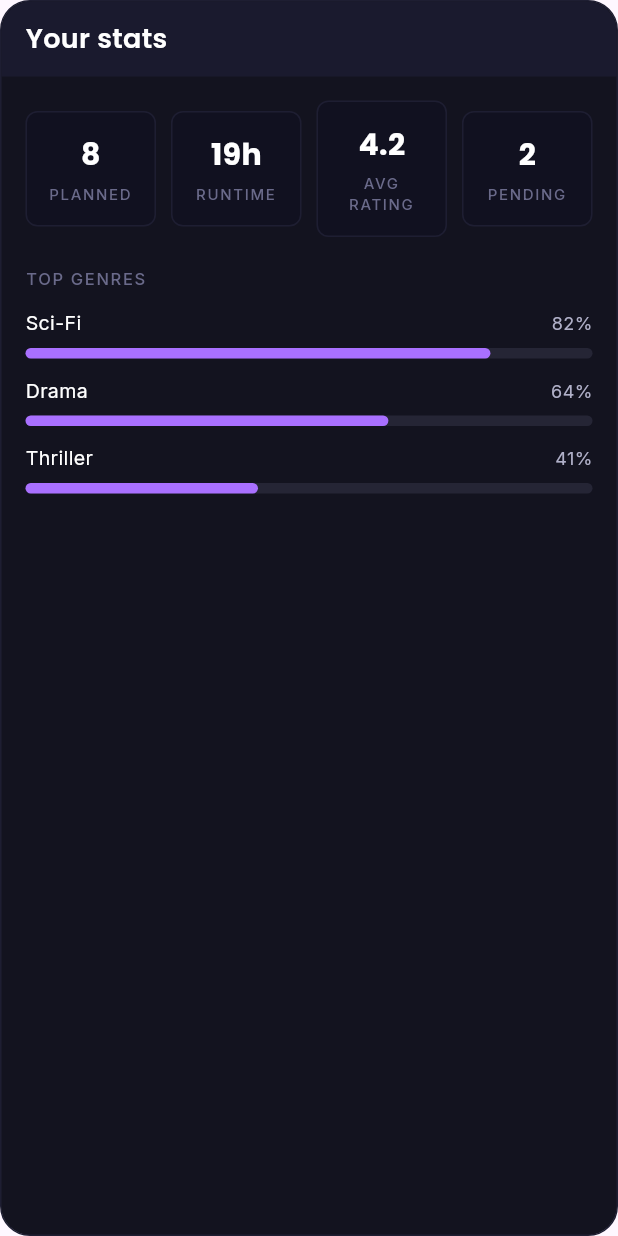
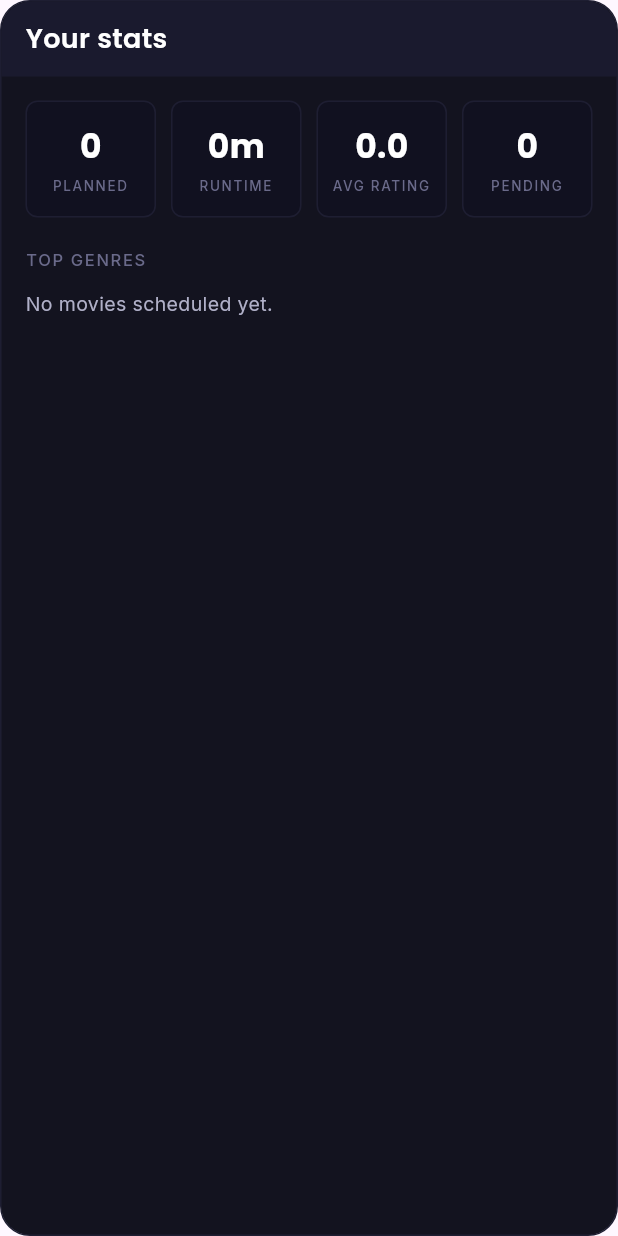
Before and after one commit to ladajules/MovieIt, a Flutter app: the StatsCard widget shown alone on an empty page, opened directly, on a phone screen of 412 x 824 dp. Run offline on Flutter 3.47's test engine with Material 3 defaults, Android fonts, the phone set to English and light mode, and no system bars; our stand-ins replace go_router, google_fonts, hive, hive_flutter, logger, lottie and 1 more; accounts and stored records are empty; network calls fail.

Commit message:
feat: stats and platforms now get actual data

```diff
--- a/lib/utils/stats_engine.dart
+++ b/lib/utils/stats_engine.dart
@@ -46,4 +46,49 @@ class StatsEngine {
     final monday = date.subtract(Duration(days: daysToSubtract));
     return DateTime(monday.year, monday.month, monday.day);
   }
+
+  int getTotalNightsPlanned() => _eventsBox.length;
+
+  int getTotalRuntimeMinutes() {
+    return _eventsBox.values.fold(0, (sum, event) => sum + event.runtime);
+  }
+
+  double getAverageRating() {
+    final ratedEvents = _eventsBox.values.where((e) => e.isReviewed && e.rating != null);
+    if (ratedEvents.isEmpty) return 0.0;
+    final sum = ratedEvents.fold(0.0, (s, e) => s + e.rating!);
+    return sum / ratedEvents.length;
+  }
+
+  int getPendingReviewCount() {
+    return _eventsBox.values.where((e) => e.isWatched && !e.isReviewed).length;
+  }
+
+  List<MapEntry<String, double>> getTopGenresWithPercentages([int limit = 3]) {
+    final counts = <String, int>{};
+    int total = 0;
+    for (final e in _eventsBox.values) {
+      for (final g in e.genres) {
+        counts[g] = (counts[g] ?? 0) + 1;
+        total++;
+      }
+    }
+    if (total == 0) return [];
+
+    final sorted = counts.entries.toList()..sort((a, b) => b.value.compareTo(a.value));
+    return sorted.take(limit).map((e) => MapEntry(e.key, (e.value / total) * 100)).toList();
+  }
+
+  List<MapEntry<String, double>> getTopPlatformsWithPercentages([int limit = 3]) {
+    final counts = <String, int>{};
+    int total = 0;
+    for (final e in _eventsBox.values) {
+      counts[e.platform] = (counts[e.platform] ?? 0) + 1;
+      total++;
+    }
+    if (total == 0) return [];
+
+    final sorted = counts.entries.toList()..sort((a, b) => b.value.compareTo(a.value));
+    return sorted.take(limit).map((e) => MapEntry(e.key, (e.value / total) * 100)).toList();
+  }
 }
--- a/lib/widgets/platforms_card.dart
+++ b/lib/widgets/platforms_card.dart
@@ -1,78 +1,74 @@
 import 'package:flutter/material.dart';
+import 'package:hive_flutter/hive_flutter.dart';
+
 import 'surface_card.dart';
 import '../theme/app_colors.dart';
 import '../theme/app_styles.dart';
-
-
-class PlannerMockData {
-  static const int nightsPlanned = 8;
-  static const String totalRuntime = '19h';
-  static const String avgRating = '4.2';
-  static const int pending = 2;
-  static const int streakWeeks = 5;
-  static const int personalBest = 8;
-  static const int monthlyGoalCurrent = 2;
-  static const int monthlyGoalTarget = 4;
-
-  static const List<Map<String, String>> genres = [
-    {'name': 'Sci-Fi', 'pct': '82'},
-    {'name': 'Drama', 'pct': '64'},
-    {'name': 'Thriller', 'pct': '41'},
-  ];
-
-  static const List<Map<String, String>> platforms = [
-    {'name': 'Netflix', 'pct': '58'},
-    {'name': 'Prime', 'pct': '27'},
-    {'name': 'Local', 'pct': '15'},
-  ];
-
-  static const List<Map<String, String>> recentActivity = [
-    {'title': 'The Batman', 'date': 'Yesterday', 'rating': '4.0'},
-    {'title': 'Poor Things', 'date': 'May 4', 'rating': '4.5'},
-    {'title': 'Oppenheimer', 'date': 'May 1', 'rating': '5.0'},
-    {'title': 'Arrival', 'date': 'Apr 28', 'rating': '4.2'},
-  ];
-
-  static final Map<DateTime, List<Map<String, String>>> scheduledMovies = {
-    DateTime.now().add(const Duration(days: 2)): [
-      {'title': 'Dune: Part Two', 'platform': 'Netflix', 'time': '8:00 PM'},
-    ],
-    DateTime.now().add(const Duration(days: 5)): [
-      {'title': 'The Batman', 'platform': 'Local File', 'time': '7:30 PM'},
-    ],
-  };
-
-  static const List<Map<String, dynamic>> watchlist = [
-    {'title': 'Blade Runner 2049', 'year': '2017', 'color1': Color(0xFF6B21A8), 'color2': Color(0xFF1E3A5F)},
-    {'title': 'Arrival', 'year': '2016', 'color1': Color(0xFF0F4C6B), 'color2': Color(0xFF1A5C4A)},
-    {'title': 'Oppenheimer', 'year': '2023', 'color1': Color(0xFF7C3A00), 'color2': Color(0xFF4A1A00)},
-    {'title': 'Everything Everywh...', 'year': '2022', 'color1': Color(0xFF8B1A5C), 'color2': Color(0xFF3D0A2E)},
-    {'title': 'The Batman', 'year': '2022', 'color1': Color(0xFF1A1A8B), 'color2': Color(0xFF0A0A4A)},
-    {'title': 'Poor Things', 'year': '2023', 'color1': Color(0xFF0A5C3A), 'color2': Color(0xFF063D27)},
-  ];
-}
+import '../models/scheduled_event.dart';
+import '../services/local_db_service.dart';
+import '../utils/stats_engine.dart';
 
 class PlatformsCard extends StatelessWidget {
   const PlatformsCard({super.key});
 
   @override
   Widget build(BuildContext context) {
-    return SurfaceCard(
-      headerLeft: Text('Platforms', style: AppStyles.heading(size: 14)),
-      body: Column(
-        children: PlannerMockData.platforms.map((p) => Padding(
-          padding: const EdgeInsets.only(bottom: 14),
-          child: _GenreStackedBar(label: p['name']!, pct: double.parse(p['pct']!)),
-        )).toList(),
+    return ValueListenableBuilder<Box<ScheduledEvent>>(
+      valueListenable: LocalDbService().listenToEvents(),
+      builder: (context, box, _) {
+        final engine = StatsEngine(box);
+        final topPlatforms = engine.getTopPlatformsWithPercentages();
+
+        return SurfaceCard(
+          headerLeft: Text('Platforms', style: AppStyles.heading(size: 14)),
+          body: topPlatforms.isEmpty
+              ? Padding(
+                  padding: const EdgeInsets.symmetric(vertical: 12),
+                  child: Text('No platforms yet.', style: AppStyles.body()),
+                )
+              : topPlatforms.length == 1 && topPlatforms.first.value == 100.0
+                  ? _SingleItemHero(label: topPlatforms.first.key)
+                  : Column(
+                      children: topPlatforms.map((p) => Padding(
+                        padding: const EdgeInsets.only(bottom: 14),
+                        child: _PercentageBar(label: p.key, pct: p.value),
+                      )).toList(),
+                    ),
+        );
+      },
+    );
+  }
+}
+
+class _SingleItemHero extends StatelessWidget {
+  final String label;
+  const _SingleItemHero({required this.label});
+
+  @override
+  Widget build(BuildContext context) {
+    return Container(
+      width: double.infinity,
+      padding: const EdgeInsets.symmetric(vertical: 24),
+      decoration: BoxDecoration(
+        color: AppColors.plannerSurface,
+        borderRadius: BorderRadius.circular(12),
+        border: Border.all(color: AppColors.cardBorder),
+      ),
+      child: Column(
+        children: [
+          Text('100%', style: AppStyles.value(size: 42, color: AppColors.softPeriwinkle)),
+          const SizedBox(height: 4),
+          Text(label.toUpperCase(), style: AppStyles.heading(size: 14, color: AppColors.textSecondary)),
+        ],
       ),
     );
   }
 }
 
-class _GenreStackedBar extends StatelessWidget {
+class _PercentageBar extends StatelessWidget {
   final String label;
   final double pct;
-  const _GenreStackedBar({required this.label, required this.pct});
+  const _PercentageBar({required this.label, required this.pct});
 
   @override
   Widget build(BuildContext context) {
@@ -89,7 +85,11 @@ class _GenreStackedBar extends StatelessWidget {
         const SizedBox(height: 6),
         LayoutBuilder(builder: (ctx, c) => Stack(children: [
           Container(height: 7, decoration: BoxDecoration(color: AppColors.dividerSubtle, borderRadius: BorderRadius.circular(4))),
-          Container(height: 7, width: c.maxWidth * (pct / 100), decoration: BoxDecoration(color: AppColors.softPeriwinkle, borderRadius: BorderRadius.circular(4))),
+          Container(
+            height: 7,
+            width: c.maxWidth * (pct / 100),
+            decoration: BoxDecoration(color: AppColors.softPeriwinkle, borderRadius: BorderRadius.circular(4))
+          ),
         ])),
       ],
     );
--- a/lib/widgets/stats_card.dart
+++ b/lib/widgets/stats_card.dart
@@ -1,92 +1,123 @@
 import 'package:flutter/material.dart';
+import 'package:hive_flutter/hive_flutter.dart';
+
 import 'surface_card.dart';
 import '../theme/app_colors.dart';
 import '../theme/app_styles.dart';
-
-class PlannerMockData {
-  static const int nightsPlanned = 8;
-  static const String totalRuntime = '19h';
-  static const String avgRating = '4.2';
-  static const int pending = 2;
-  static const int streakWeeks = 5;
-  static const int personalBest = 8;
-  static const int monthlyGoalCurrent = 2;
-  static const int monthlyGoalTarget = 4;
-
-  static const List<Map<String, String>> genres = [
-    {'name': 'Sci-Fi', 'pct': '82'},
-    {'name': 'Drama', 'pct': '64'},
-    {'name': 'Thriller', 'pct': '41'},
-  ];
-
-  static const List<Map<String, String>> platforms = [
-    {'name': 'Netflix', 'pct': '58'},
-    {'name': 'Prime', 'pct': '27'},
-    {'name': 'Local', 'pct': '15'},
-  ];
-
-  static const List<Map<String, String>> recentActivity = [
-    {'title': 'The Batman', 'date': 'Yesterday', 'rating': '4.0'},
-    {'title': 'Poor Things', 'date': 'May 4', 'rating': '4.5'},
-    {'title': 'Oppenheimer', 'date': 'May 1', 'rating': '5.0'},
-    {'title': 'Arrival', 'date': 'Apr 28', 'rating': '4.2'},
-  ];
-
-  static final Map<DateTime, List<Map<String, String>>> scheduledMovies = {
-    DateTime.now().add(const Duration(days: 2)): [
-      {'title': 'Dune: Part Two', 'platform': 'Netflix', 'time': '8:00 PM'},
-    ],
-    DateTime.now().add(const Duration(days: 5)): [
-      {'title': 'The Batman', 'platform': 'Local File', 'time': '7:30 PM'},
-    ],
-  };
-
-  static const List<Map<String, dynamic>> watchlist = [
-    {'title': 'Blade Runner 2049', 'year': '2017', 'color1': Color(0xFF6B21A8), 'color2': Color(0xFF1E3A5F)},
-    {'title': 'Arrival', 'year': '2016', 'color1': Color(0xFF0F4C6B), 'color2': Color(0xFF1A5C4A)},
-    {'title': 'Oppenheimer', 'year': '2023', 'color1': Color(0xFF7C3A00), 'color2': Color(0xFF4A1A00)},
-    {'title': 'Everything Everywh...', 'year': '2022', 'color1': Color(0xFF8B1A5C), 'color2': Color(0xFF3D0A2E)},
-    {'title': 'The Batman', 'year': '2022', 'color1': Color(0xFF1A1A8B), 'color2': Color(0xFF0A0A4A)},
-    {'title': 'Poor Things', 'year': '2023', 'color1': Color(0xFF0A5C3A), 'color2': Color(0xFF063D27)},
-  ];
-}
+import '../models/scheduled_event.dart';
+import '../services/local_db_service.dart';
+import '../utils/stats_engine.dart';
 
 class StatsCard extends StatelessWidget {
   const StatsCard({super.key});
 
   @override
   Widget build(BuildContext context) {
+    return ValueListenableBuilder<Box<ScheduledEvent>>(
+      valueListenable: LocalDbService().listenToEvents(),
+      builder: (context, box, _) {
+        final engine = StatsEngine(box);
+
+        final nightsPlanned = engine.getTotalNightsPlanned();
+        final totalMins = engine.getTotalRuntimeMinutes();
+        final avgRating = engine.getAverageRating();
+        final pending = engine.getPendingReviewCount();
+        final topGenres = engine.getTopGenresWithPercentages();
+
+        final hours = totalMins ~/ 60;
+        final mins = totalMins % 60;
+        final runtimeStr = hours > 0 ? '${hours}h ${mins > 0 ? '${mins}m' : ''}' : '${mins}m';
+
         return SurfaceCard(
           headerLeft: Text('Your stats', style: AppStyles.heading(size: 18)),
           body: Column(
             crossAxisAlignment: CrossAxisAlignment.start,
             children: [
               Row(children: [
-            const Expanded(child: _MetricBox(value: '${PlannerMockData.nightsPlanned}', label: 'PLANNED')),
+                Expanded(child: _MetricBox(value: '$nightsPlanned', label: 'PLANNED')),
                 const SizedBox(width: 10),
-            const Expanded(child: _MetricBox(value: PlannerMockData.totalRuntime, label: 'RUNTIME')),
+                Expanded(child: _MetricBox(value: runtimeStr, label: 'RUNTIME')),
                 const SizedBox(width: 10),
-            const Expanded(child: _MetricBox(value: PlannerMockData.avgRating, label: 'AVG RATING')),
+                Expanded(child: _MetricBox(value: avgRating.toStringAsFixed(1), label: 'AVG RATING')),
                 const SizedBox(width: 10),
-            const Expanded(child: _MetricBox(value: '${PlannerMockData.pending}', label: 'PENDING')),
+                Expanded(child: _MetricBox(value: '$pending', label: 'PENDING')),
               ]),
               const SizedBox(height: 20),
+
               Text('TOP GENRES', style: AppStyles.label()),
               const SizedBox(height: 12),
-          ...PlannerMockData.genres.map((g) => Padding(
+
+              if (topGenres.isEmpty)
+                Text('No movies scheduled yet.', style: AppStyles.body())
+              else if (topGenres.length == 1 && topGenres.first.value == 100.0)
+                _SingleItemHero(label: topGenres.first.key)
+              else
+                ...topGenres.map((g) => Padding(
                   padding: const EdgeInsets.only(bottom: 12),
-            child: _GenreStackedBar(label: g['name']!, pct: double.parse(g['pct']!)),
+                  child: _PercentageBar(label: g.key, pct: g.value),
                 )),
+            ],
+          ),
+        );
+      },
+    );
+  }
+}
+
+class _MetricBox extends StatelessWidget {
+  final String value;
+  final String label;
+  const _MetricBox({required this.value, required this.label});
+
+  @override
+  Widget build(BuildContext context) {
+    return Container(
+      padding: const EdgeInsets.symmetric(vertical: 14, horizontal: 8),
+      decoration: BoxDecoration(
+        color: AppColors.plannerSurface,
+        borderRadius: BorderRadius.circular(8),
+        border: Border.all(color: AppColors.cardBorder),
+      ),
+      child: Column(
+        children: [
+          Text(value, style: AppStyles.value(size: 22), maxLines: 1, overflow: TextOverflow.ellipsis),
+          const SizedBox(height: 4),
+          Text(label, style: AppStyles.label(size: 9), textAlign: TextAlign.center),
         ],
       ),
     );
   }
 }
 
-class _GenreStackedBar extends StatelessWidget {
+class _SingleItemHero extends StatelessWidget {
+  final String label;
+  const _SingleItemHero({required this.label});
+
+  @override
+  Widget build(BuildContext context) {
+    return Container(
+      width: double.infinity,
+      padding: const EdgeInsets.symmetric(vertical: 24),
+      decoration: BoxDecoration(
+        color: AppColors.plannerSurface,
+        borderRadius: BorderRadius.circular(12),
+        border: Border.all(color: AppColors.cardBorder),
+      ),
+      child: Column(
+        children: [
+          Text('100%', style: AppStyles.value(size: 42, color: AppColors.softPeriwinkle)),
+          const SizedBox(height: 4),
+          Text(label.toUpperCase(), style: AppStyles.heading(size: 14, color: AppColors.textSecondary)),
+        ],
+      ),
+    );
+  }
+}
+
+class _PercentageBar extends StatelessWidget {
   final String label;
   final double pct;
-  const _GenreStackedBar({required this.label, required this.pct});
+  const _PercentageBar({required this.label, required this.pct});
 
   @override
   Widget build(BuildContext context) {
@@ -103,34 +134,13 @@ class _GenreStackedBar extends StatelessWidget {
         const SizedBox(height: 6),
         LayoutBuilder(builder: (ctx, c) => Stack(children: [
           Container(height: 7, decoration: BoxDecoration(color: AppColors.dividerSubtle, borderRadius: BorderRadius.circular(4))),
-          Container(height: 7, width: c.maxWidth * (pct / 100), decoration: BoxDecoration(color: AppColors.softPeriwinkle, borderRadius: BorderRadius.circular(4))),
+          Container(
+            height: 7,
+            width: c.maxWidth * (pct / 100),
+            decoration: BoxDecoration(color: AppColors.softPeriwinkle, borderRadius: BorderRadius.circular(4))
+          ),
         ])),
       ],
     );
   }
 }
-
-class _MetricBox extends StatelessWidget {
-  final String value;
-  final String label;
-  const _MetricBox({required this.value, required this.label});
-
-  @override
-  Widget build(BuildContext context) {
-    return Container(
-      padding: const EdgeInsets.symmetric(vertical: 14, horizontal: 10),
-      decoration: BoxDecoration(
-        color: AppColors.plannerSurface,
-        borderRadius: BorderRadius.circular(8),
-        border: Border.all(color: AppColors.cardBorder),
-      ),
-      child: Column(
-        children: [
-          Text(value, style: AppStyles.value(size: 20)),
-          const SizedBox(height: 4),
-          Text(label, style: AppStyles.label(size: 10), textAlign: TextAlign.center),
-        ],
-      ),
-    );
-  }
-}
```
Also changed, not shown: lib/services/local_db_service.dart (+94 -93 lines). Lines whose indentation alone changed are shown as unchanged.
